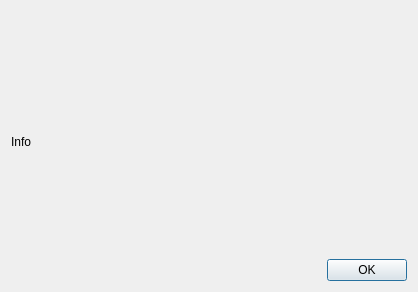
Before: the Qt Designer form src/ui/aboutdialog.ui in qwinff/qwinff, drawn with Qt 5.
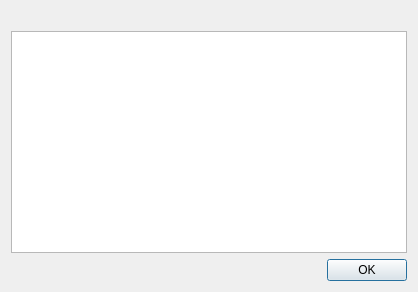
After: the same form once the commit is applied. Icons and pictures are not drawn.

Commit message: AboutDialog: Use a textbrowser instead of a label to display information.

```diff
--- a/src/ui/aboutdialog.ui
+++ b/src/ui/aboutdialog.ui
@@ -29,17 +29,7 @@
     </widget>
    </item>
    <item>
-    <widget class="QLabel" name="lblInfo">
-     <property name="sizePolicy">
-      <sizepolicy hsizetype="Preferred" vsizetype="MinimumExpanding">
-       <horstretch>0</horstretch>
-       <verstretch>0</verstretch>
-      </sizepolicy>
-     </property>
-     <property name="text">
-      <string notr="true">Info</string>
-     </property>
-    </widget>
+    <widget class="QTextBrowser" name="txtInfo"/>
    </item>
    <item>
     <widget class="QDialogButtonBox" name="buttonBox">
```
The commit also changes 1 other file.
